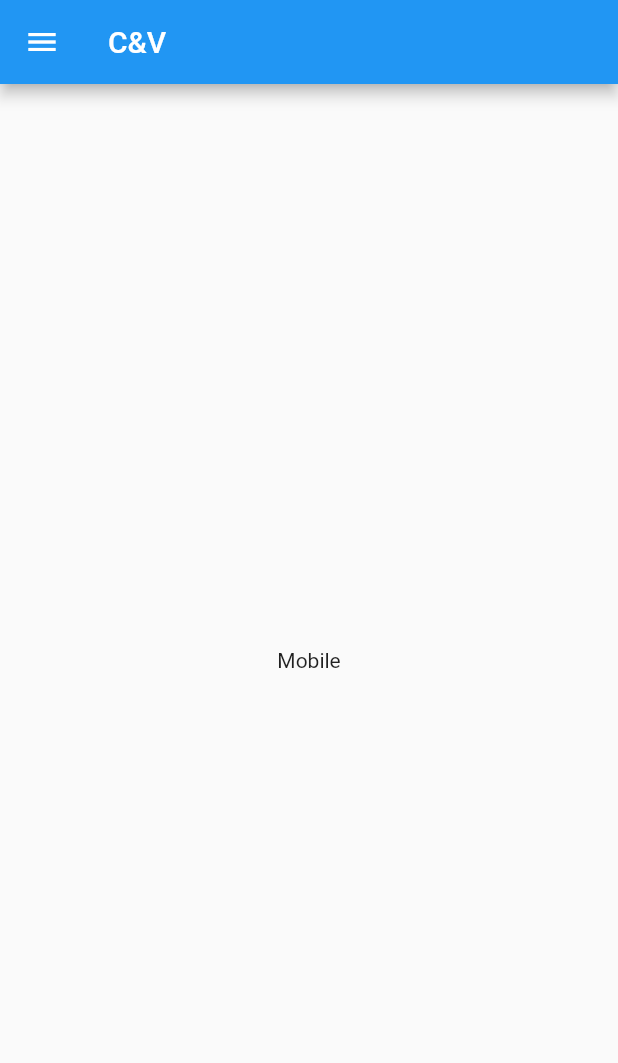
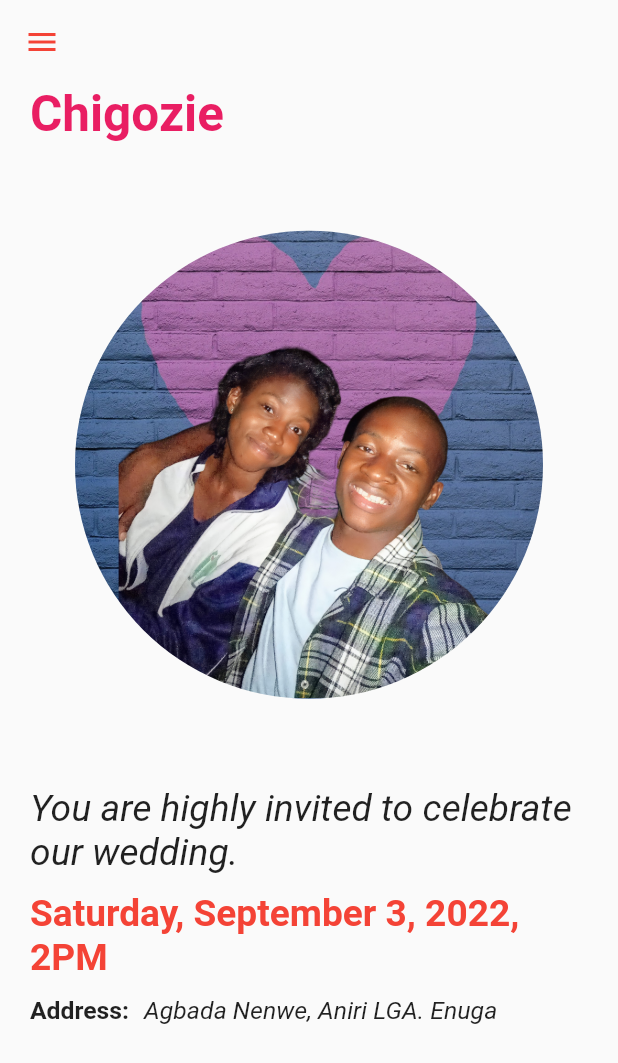
Before and after one commit to vikilinho/candv, a Flutter app: the screen it shows after launch, on a phone screen of 412 x 824 dp. Shown: the top 1063 px of the screen. Run offline on Flutter 3.47's test engine with Material 2 defaults, Android fonts, the light colour scheme and no system bars; drawn by our look-alikes of animated_text_kit; our stand-ins replace flutter_svg.

Commit message:
mobile display

```diff
--- a/lib/views/desktop_page.dart
+++ b/lib/views/desktop_page.dart
@@ -1,6 +1,4 @@
 import 'package:flutter/material.dart';
-import 'package:flutter/src/foundation/key.dart';
-import 'package:flutter/src/widgets/framework.dart';
 
 class DesktopPage extends StatefulWidget {
   const DesktopPage({Key? key}) : super(key: key);
--- a/lib/views/mobile_page.dart
+++ b/lib/views/mobile_page.dart
@@ -1,6 +1,12 @@
+// ignore_for_file: prefer_const_constructors
+
+import 'dart:ui';
+
+import 'package:animated_text_kit/animated_text_kit.dart';
 import 'package:flutter/material.dart';
-import 'package:flutter/src/foundation/key.dart';
-import 'package:flutter/src/widgets/framework.dart';
+import 'package:flutter_svg/flutter_svg.dart';
+
+final String logo = 'images/logo.svg';
 
 class MobilePage extends StatefulWidget {
   const MobilePage({Key? key}) : super(key: key);
@@ -10,6 +16,11 @@ class MobilePage extends StatefulWidget {
 }
 
 class _MobilePageState extends State<MobilePage> {
+  final Widget candv = SvgPicture.asset(
+    'images/Ellipse.svg',
+    semanticsLabel: 'cv',
+    height: 50,
+  );
   @override
   Widget build(BuildContext context) {
     return Scaffold(
@@ -30,14 +41,20 @@ class _MobilePageState extends State<MobilePage> {
             )),
             ListTile(
               title: const Text('Gallery'),
-              leading: const Icon(Icons.photo_library),
+              leading: const Icon(
+                Icons.photo_library,
+                color: Colors.red,
+              ),
               onTap: () {
                 Navigator.pop(context);
               },
             ),
             ListTile(
               title: const Text('Direction'),
-              leading: const Icon(Icons.directions),
+              leading: const Icon(
+                Icons.directions,
+                color: Colors.teal,
+              ),
               onTap: () {
                 Navigator.pop(context);
               },
@@ -46,10 +63,124 @@ class _MobilePageState extends State<MobilePage> {
         ),
       ),
       appBar: AppBar(
-        title: const Text('C&V'),
+        backgroundColor: Colors.transparent,
+        elevation: 0,
+        leading: Builder(
+          builder: (BuildContext context) {
+            return IconButton(
+              icon: const Icon(
+                Icons.menu,
+                color: Colors.red,
+              ),
+              onPressed: () {
+                Scaffold.of(context).openDrawer();
+              },
+              tooltip: MaterialLocalizations.of(context).openAppDrawerTooltip,
+            );
+          },
+        ),
       ),
-      body: const Center(
-        child: Text('Mobile'),
+      body: SingleChildScrollView(
+        child: Column(
+          crossAxisAlignment: CrossAxisAlignment.start,
+          children: [
+            Padding(
+              padding: EdgeInsets.symmetric(horizontal: 20),
+              child: AnimatedTextKit(
+                animatedTexts: [
+                  FadeAnimatedText(
+                    textStyle: TextStyle(
+                      fontSize: MediaQuery.of(context).size.height * 0.04,
+                      fontWeight: FontWeight.bold,
+                      color: Colors.pink,
+                    ),
+                    'Chigozie',
+                  ),
+                  FadeAnimatedText(
+                      textStyle: TextStyle(
+                        fontSize: MediaQuery.of(context).size.height * 0.04,
+                        fontWeight: FontWeight.bold,
+                        color: Colors.red,
+                      ),
+                      '&'),
+                  FadeAnimatedText(
+                      textStyle: TextStyle(
+                        fontSize: MediaQuery.of(context).size.height * 0.04,
+                        fontWeight: FontWeight.bold,
+                        color: Colors.blue,
+                      ),
+                      'Chigozie & Victor'),
+                ],
+              ),
+            ),
+            Container(
+              height: MediaQuery.of(context).size.height * 0.4,
+              width: MediaQuery.of(context).size.width * 0.99,
+              margin: EdgeInsets.all(50.0),
+              decoration: BoxDecoration(
+                  image: DecorationImage(
+                      image: AssetImage("images/c&v.png"),
+                      fit: BoxFit.cover), //change image fill type
+                  shape: BoxShape.circle),
+            ),
+            Padding(
+              padding: EdgeInsets.symmetric(horizontal: 20),
+              child: AnimatedTextKit(
+                animatedTexts: [
+                  TypewriterAnimatedText(
+                      speed: Duration(milliseconds: 30),
+                      textStyle: TextStyle(
+                        fontSize: MediaQuery.of(context).size.height * 0.03,
+                        fontStyle: FontStyle.italic,
+                      ),
+                      'You are highly invited to celebrate our wedding.'),
+                ],
+              ),
+            ),
+            SizedBox(
+              height: 12.0,
+            ),
+            Padding(
+              padding: EdgeInsets.symmetric(horizontal: 20),
+              child: AnimatedTextKit(
+                animatedTexts: [
+                  TypewriterAnimatedText(
+                    speed: Duration(milliseconds: 60),
+                    textStyle: TextStyle(
+                        fontSize: MediaQuery.of(context).size.height * 0.03,
+                        fontWeight: FontWeight.bold,
+                        color: Colors.red),
+                    "Saturday, September 3, 2022, 2PM",
+                  ),
+                ],
+              ),
+            ),
+            SizedBox(
+              height: 12.0,
+            ),
+            Padding(
+              padding: EdgeInsets.symmetric(horizontal: 20),
+              // ignore: prefer_const_literals_to_create_immutables
+              child: Wrap(children: [
+                Text(
+                  "Address:",
+                  style: TextStyle(
+                    fontSize: MediaQuery.of(context).size.height * 0.02,
+                    fontWeight: FontWeight.bold,
+                  ),
+                ),
+                SizedBox(
+                  width: 10.0,
+                ),
+                Text("Agbada Nenwe, Aniri LGA. Enuga",
+                    style: TextStyle(
+                      fontSize: MediaQuery.of(context).size.height * 0.02,
+                      fontStyle: FontStyle.italic,
+                    )),
+              ]),
+            )
+          ],
+        ),
       ),
     );
   }
--- a/lib/views/responsive_page.dart
+++ b/lib/views/responsive_page.dart
@@ -1,6 +1,4 @@
 import 'package:flutter/material.dart';
-import 'package:flutter/src/foundation/key.dart';
-import 'package:flutter/src/widgets/framework.dart';
 
 class ResponsivePage extends StatefulWidget {
   final Widget mobilePage;
--- a/lib/views/tablet_page.dart
+++ b/lib/views/tablet_page.dart
@@ -1,6 +1,4 @@
 import 'package:flutter/material.dart';
-import 'package:flutter/src/foundation/key.dart';
-import 'package:flutter/src/widgets/framework.dart';
 
 class TabletPage extends StatefulWidget {
   const TabletPage({Key? key}) : super(key: key);
```
Also changed, not shown: pubspec.yaml (+5 -5 lines), images/c&v.png (added), pubspec.lock.
